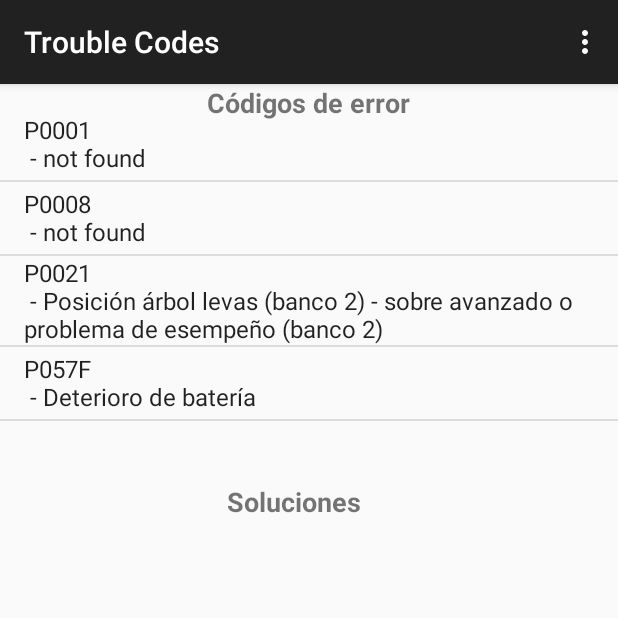
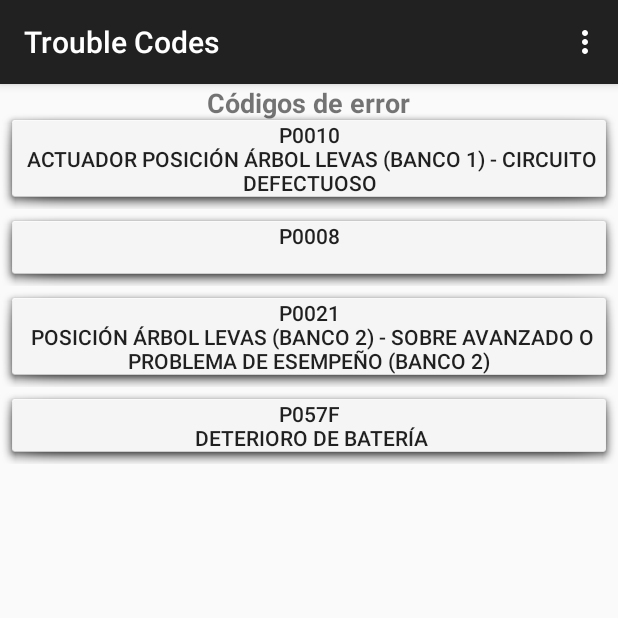
Before and after one commit to UTN-FRBA-Mobile/CarDiagnostics, an Android app: the TroubleCodesActivity screen opened directly, with no data from a screen before it, on a phone screen of 412 x 824 dp, the top half of it. Run offline under Robolectric (Android 15) with nearby library versions, the phone set to English and light mode, and no system bars.

Commit message:
paso la lista de codigos de error a recyclerview

```diff
--- /dev/null
+++ b/src/main/java/com/cardiag/activity/ErrorAdapter.java
@@ -0,0 +1,86 @@
+package com.cardiag.activity;
+
+import android.content.Context;
+import android.support.v7.widget.RecyclerView;
+import android.view.LayoutInflater;
+import android.view.View;
+import android.view.ViewGroup;
+import android.widget.Button;
+import android.widget.RelativeLayout;
+import android.widget.TextView;
+
+import com.cardiag.R;
+import com.cardiag.models.solutions.TroubleCode;
+
+import java.util.ArrayList;
+
+/**
+ * Created by leo on 22/09/17.
+ */
+
+class ErrorAdapter extends RecyclerView.Adapter<ErrorAdapter.ViewHolder> {
+
+    private final TroubleCodesActivity context;
+
+    public static class ViewHolder extends RecyclerView.ViewHolder {
+        // each data item is just a string in this case
+        public Button mTextView;
+        private TroubleCodesActivity context;
+
+        public ViewHolder(View v) {
+            super(v);
+            mTextView = (Button) v.findViewById(R.id.tvError);
+            mTextView.setOnClickListener(new View.OnClickListener() {
+                @Override
+                public void onClick(View view) {
+                    context.select(getAdapterPosition());
+                //    mTextView.setText(String.valueOf(getAdapterPosition()));
+                }
+            });
+        }
+
+        private void setTrouble(TroubleCode s) {
+            mTextView.setText(s.toString());
+        }
+
+        public void setContext(TroubleCodesActivity context) {
+            this.context = context;
+        }
+    }
+
+
+    private final ArrayList<TroubleCode> troubles;
+
+    public ErrorAdapter(TroubleCodesActivity myContext,ArrayList<TroubleCode> troubleCodes) {
+        troubles=troubleCodes;
+        context=myContext;
+    }
+
+    @Override
+    public ErrorAdapter.ViewHolder onCreateViewHolder(ViewGroup parent,
+                                                   int viewType) {
+        // create a new view
+        View v = LayoutInflater.from(parent.getContext())
+                .inflate(R.layout.row_trouble_code, parent, false);
+        // set the view's size, margins, paddings and layout parameters
+        RelativeLayout.LayoutParams params = new RelativeLayout.LayoutParams(RelativeLayout.LayoutParams.MATCH_PARENT, RelativeLayout.LayoutParams.WRAP_CONTENT);
+        // params.setMargins(0,4,0,0);
+        final ViewHolder vh = new ViewHolder(v);
+
+        v.setLayoutParams(params);
+
+        return vh;
+    }
+
+    @Override
+    public void onBindViewHolder(ViewHolder holder, int position) {
+        holder.setTrouble(troubles.get(position));
+        holder.setContext(context);
+    }
+
+
+    @Override
+    public int getItemCount() {
+        return troubles.size();
+    }
+}
--- a/src/main/java/com/cardiag/activity/TroubleCodesActivity.java
+++ b/src/main/java/com/cardiag/activity/TroubleCodesActivity.java
@@ -15,6 +15,8 @@ import android.os.Handler;
 import android.os.Message;
 import android.preference.PreferenceManager;
 import android.support.v7.app.AppCompatActivity;
+import android.support.v7.widget.LinearLayoutManager;
+import android.support.v7.widget.RecyclerView;
 import android.util.Log;
 import android.view.Menu;
 import android.view.MenuInflater;
@@ -119,10 +121,10 @@ public class TroubleCodesActivity extends AppCompatActivity {
     });
     private ListView lvSolution;
     private ArrayList<Solution> solutions;
-    private ListView lv;
+    private RecyclerView lv;
     private ArrayList<TroubleCode> troubleCodes = new ArrayList<TroubleCode>();
     private ArrayAdapter<Solution> solutionsAdapter;
-    private ArrayAdapter<TroubleCode> troubleCodesAdapter;
+    private RecyclerView.Adapter troubleCodesAdapter;
 
     @Override
     protected void onCreate(Bundle savedInstanceState) {
@@ -254,6 +256,15 @@ public class TroubleCodesActivity extends AppCompatActivity {
         }
         troubleCodesAdapter.notifyDataSetChanged();
 
+    }
+
+    public void select(int selectedErrorPosition) {
+        View tvsol = findViewById(R.id.tvSolutions);
+        tvsol.setVisibility(View.VISIBLE);
+        solutions.removeAll(solutions);
+        //   solutions.addAll(new DataBaseService(context).getSolutions(troubleCodes.get(i)));
+        solutions.addAll(troubleCodes.get(selectedErrorPosition).getSolutions());
+        solutionsAdapter.notifyDataSetChanged();
     }
 
 
@@ -419,26 +430,26 @@ public class TroubleCodesActivity extends AppCompatActivity {
     }
 
     private void dataOkDummy() {
-        String res= "P0001\nP0008\nP0021\nP057F";
+        String res= "P0010\nP0008\nP0021\nP057F";
         this.dataOk(res);
         return;
       //  lv.setTextFilterEnabled(true);
     }
 
     private void initialice() {
-        lv = (ListView) findViewById(R.id.lvErrors);
+        lv = (RecyclerView) findViewById(R.id.lvErrors);
 
         lvSolution = (ListView) findViewById(R.id.lvSolutions);
         solutions = new ArrayList<Solution>();
         solutionsAdapter = new ArrayAdapter<Solution>(this, android.R.layout.simple_list_item_1, solutions);
         lvSolution.setAdapter(solutionsAdapter);
         final Context context = this;
-        lv.setOnItemClickListener(new AdapterView.OnItemClickListener() {
+        lv.setOnClickListener(new View.OnClickListener() {
             @Override
-            public void onItemClick(AdapterView<?> adapterView, View view, int i, long l) {
+            public void onClick(View view) {
                 solutions.removeAll(solutions);
-             //   solutions.addAll(new DataBaseService(context).getSolutions(troubleCodes.get(i)));
-                solutions.addAll(troubleCodes.get(i).getSolutions());
+                //   solutions.addAll(new DataBaseService(context).getSolutions(troubleCodes.get(i)));
+                //solutions.addAll(troubleCodes.get(i).getSolutions());
                 solutionsAdapter.notifyDataSetChanged();
             }
         });
@@ -448,7 +459,14 @@ public class TroubleCodesActivity extends AppCompatActivity {
                 showSolution(solutions.get(i));
             }
         });
-        troubleCodesAdapter = new ArrayAdapter<TroubleCode>(this, android.R.layout.simple_list_item_1, troubleCodes);
+
+
+        // use a linear layout manager
+        LinearLayoutManager mLayoutManager = new LinearLayoutManager(this);
+        lv.setLayoutManager(mLayoutManager);
+
+//        troubleCodesAdapter = new ArrayAdapter<TroubleCode>(this, android.R.layout.simple_list_item_1, troubleCodes);
+        troubleCodesAdapter = new ErrorAdapter(this,troubleCodes);
         lv.setAdapter(troubleCodesAdapter);
     }
 
--- a/src/main/java/com/cardiag/models/solutions/TroubleCode.java
+++ b/src/main/java/com/cardiag/models/solutions/TroubleCode.java
@@ -36,7 +36,7 @@ public class  TroubleCode {
 
     @Override
     public String toString() {
-        return this.getName() + "\n - " +getDescription();
+        return this.getName() + "\n " +getDescription();
     }
 
     public ArrayList<Solution> getSolutions() {
--- a/src/main/java/com/cardiag/persistence/DataBaseService.java
+++ b/src/main/java/com/cardiag/persistence/DataBaseService.java
@@ -437,7 +437,7 @@ public class DataBaseService extends SQLiteOpenHelper {
             tbCode=new TroubleCode(c.getString(1),c.getString(2),c.getInt(0));
             solutions.addAll(this.getSolutions(tbCode,cardiagDB));
         }else{
-            tbCode=new TroubleCode(id,"not found", -1);
+            tbCode=new TroubleCode(id,"", -1);
             solutions.add(new NoErrorSolution(id));
         }
         tbCode.setSolutions(solutions);
--- /dev/null
+++ b/src/main/res/layout/row_trouble_code.xml
@@ -0,0 +1,15 @@
+<?xml version="1.0" encoding="utf-8"?>
+<LinearLayout xmlns:android="http://schemas.android.com/apk/res/android"
+    android:id="@+id/row_trouble"
+    android:layout_width="match_parent"
+    android:layout_height="match_parent"
+    android:orientation="vertical">
+
+    <Button
+        android:id="@+id/tvError"
+        android:layout_width="match_parent"
+        android:layout_height="wrap_content"
+        android:background="@android:drawable/dialog_holo_light_frame"
+        android:text="Button" />
+
+</LinearLayout>
--- a/src/main/res/layout/trouble_codes.xml
+++ b/src/main/res/layout/trouble_codes.xml
@@ -5,7 +5,7 @@
     android:orientation="vertical"
     android:weightSum="1">
 
-    <ListView
+    <android.support.v7.widget.RecyclerView
         android:id="@+id/lvErrors"
         android:layout_width="match_parent"
         android:layout_height="250dp"
@@ -43,6 +43,7 @@
         android:text="Soluciones"
         android:textAlignment="center"
         android:textSize="18sp"
-        android:textStyle="bold" />
+        android:textStyle="bold"
+        android:visibility="invisible" />
 
 </RelativeLayout>
```
Also changed, not shown: src/main/java/com/cardiag/activity/StepsActivity.java (+12 -0 lines), src/main/res/layout/activity_steps.xml (+16 -11 lines), src/main/res/drawable-xhdpi/ic_undo_white_24dp.png (added).
